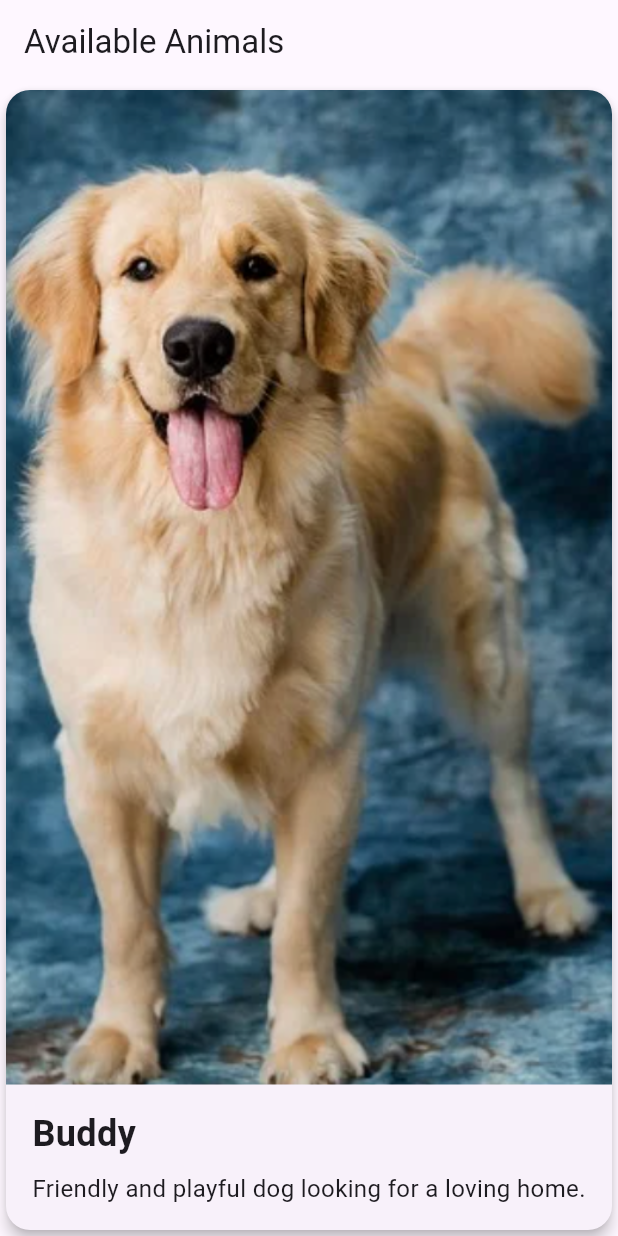
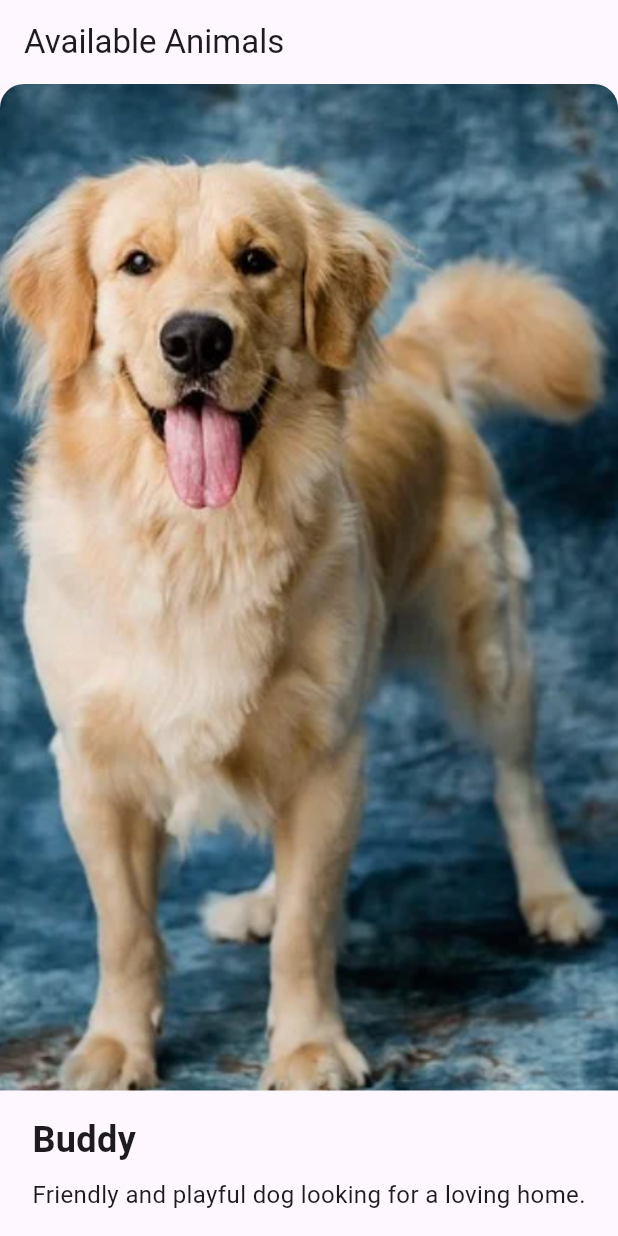
Before and after one commit to Wonwhoo-Andrew-Nah/CSS-545, a Flutter app: the AnimalListScreen screen opened directly, on a phone screen of 412 x 824 dp. Run offline on Flutter 3.47's test engine with Material 3 defaults, Android fonts, the phone set to English and light mode, and no system bars; our stand-ins replace shared_preferences; accounts and stored records are empty.

```diff
--- a/pawframe/lib/main.dart
+++ b/pawframe/lib/main.dart
@@ -164,15 +164,23 @@ class _AnimalListScreenState extends State<AnimalListScreen> {
     },
   ];
 
-  // 현재 페이지의 인덱스를 추적합니다.
-  int _currentAnimalIndex = 0;
+  final PageController _pageController = PageController();
+  bool _isFlipped = false;
+  String? _adoptingAnimal;
 
-  void _adoptAnimal(String animalName) async {
+  Future<void> _adoptAnimal(String animalName) async {
     final prefs = await SharedPreferences.getInstance();
     prefs.setBool(animalName, true);
 
     setState(() {
       _animals.firstWhere((animal) => animal['name'] == animalName)['isAdopted'] = true;
+      _adoptingAnimal = animalName;
+    });
+  }
+
+  void _showAnimalDetails(BuildContext context, Map<String, dynamic> animal) {
+    setState(() {
+      _isFlipped = !_isFlipped; // Flip the page on tap
     });
   }
 
@@ -181,122 +189,56 @@ class _AnimalListScreenState extends State<AnimalListScreen> {
     return Scaffold(
       appBar: AppBar(title: const Text('Available Animals')),
       body: PageView.builder(
+        controller: _pageController,
         itemCount: _animals.length,
         scrollDirection: Axis.vertical,
-        onPageChanged: (index) {
-          setState(() {
-            _currentAnimalIndex = index;
-          });
-        },
         itemBuilder: (context, index) {
           final animal = _animals[index];
-          return AnimalCard(
-            animal: animal,
-            isCurrent: index == _currentAnimalIndex,
-            onAdopt: () {
-              _adoptAnimal(animal['name']);
-              // 애니메이션과 함께 'adopted' 메시지 표시
-              showDialog(
-                context: context,
-                builder: (BuildContext context) {
-                  return Center(
-                    child: Container(
-                      color: Colors.black54,
+          return Stack(
+            children: [
+              AnimatedSwitcher(
+                duration: const Duration(milliseconds: 500),
+                child: _isFlipped
+                    ? _buildAnimalDetails(animal)
+                    : _buildAnimalCard(animal),
+              ),
+              // Display the "Adopted" message only for the front side
+              if (_adoptingAnimal == animal['name'] && !_isFlipped)
+                Positioned.fill(
+                  child: Container(
+                    color: Colors.black54,
+                    child: Center(
                       child: Column(
                         mainAxisSize: MainAxisSize.min,
-                        mainAxisAlignment: MainAxisAlignment.center,
                         children: [
-                          const Icon(Icons.pets, size: 50, color: Colors.white),
+                          const Icon(Icons.pets, color: Colors.white, size: 50),
                           const SizedBox(height: 8),
                           const Text(
-                            'Adopted!',
-                            style: TextStyle(fontSize: 24, color: Colors.white),
+                            'Adopted',
+                            style: TextStyle(color: Colors.white, fontSize: 24),
                           ),
                         ],
                       ),
                     ),
-                  );
-                },
-              );
-            },
+                  ),
+                ),
+            ],
           );
         },
       ),
     );
   }
-}
 
-class AnimalCard extends StatefulWidget {
-  final Map<String, dynamic> animal;
-  final bool isCurrent;
-  final VoidCallback onAdopt;
-
-  const AnimalCard({
-    super.key,
-    required this.animal,
-    required this.isCurrent,
-    required this.onAdopt,
-  });
-
-  @override
-  _AnimalCardState createState() => _AnimalCardState();
-}
-
-class _AnimalCardState extends State<AnimalCard> with SingleTickerProviderStateMixin {
-  late AnimationController _controller;
-  late Animation<double> _animation;
-  bool _isFlipped = false;
-
-  @override
-  void initState() {
-    super.initState();
-    _controller = AnimationController(
-      duration: const Duration(milliseconds: 600),
-      vsync: this,
-    );
-    _animation = Tween<double>(begin: 0.0, end: 1.0).animate(_controller);
-  }
-
-  @override
-  void dispose() {
-    _controller.dispose();
-    super.dispose();
-  }
-
-  void _toggleCard() {
-    setState(() {
-      _isFlipped = !_isFlipped;
-      _isFlipped ? _controller.forward() : _controller.reverse();
-    });
-  }
-
-  @override
-  Widget build(BuildContext context) {
+  Widget _buildAnimalCard(Map<String, dynamic> animal) {
     return GestureDetector(
-      onTap: _toggleCard,
-      child: AnimatedSwitcher(
-        duration: const Duration(milliseconds: 300),
-        child: _isFlipped
-            ? _buildAnimalDetails()
-            : _buildAnimalView(),
-      ),
-    );
-  }
-
-  Widget _buildAnimalView() {
-    return Card(
-      key: ValueKey('front'),
-      elevation: 4,
-      shape: RoundedRectangleBorder(
-        borderRadius: BorderRadius.circular(16),
-      ),
+      onTap: () => _showAnimalDetails(context, animal),
       child: Column(
         children: [
           Expanded(
             child: ClipRRect(
               borderRadius: const BorderRadius.vertical(top: Radius.circular(16)),
               child: Image.asset(
-                widget.animal['imageUrl'],
+                animal['imageUrl'],
                 fit: BoxFit.cover,
                 width: double.infinity,
               ),
@@ -308,12 +250,12 @@ class _AnimalCardState extends State<AnimalCard> with SingleTickerProviderStateM
               crossAxisAlignment: CrossAxisAlignment.start,
               children: [
                 Text(
-                  widget.animal['name'],
+                  animal['name'],
                   style: const TextStyle(fontSize: 24, fontWeight: FontWeight.bold),
                 ),
                 const SizedBox(height: 8),
                 Text(
-                  widget.animal['description'],
+                  animal['description'],
                   style: const TextStyle(fontSize: 16),
                 ),
               ],
@@ -324,26 +266,29 @@ class _AnimalCardState extends State<AnimalCard> with SingleTickerProviderStateM
     );
   }
 
-  Widget _buildAnimalDetails() {
-    return Card(
-      key: ValueKey('back'),
-      elevation: 4,
-      shape: RoundedRectangleBorder(
-        borderRadius: BorderRadius.circular(16),
-      ),
+  Widget _buildAnimalDetails(Map<String, dynamic> animal) {
+    return GestureDetector(
+      onTap: () => _showAnimalDetails(context, animal), // Flip back on tap
       child: Container(
         padding: const EdgeInsets.all(16.0),
+        color: Colors.white,
         child: Column(
           mainAxisAlignment: MainAxisAlignment.center,
           children: [
             Text(
-              widget.animal['description'],
-              style: const TextStyle(fontSize: 20),
-              textAlign: TextAlign.center,
+              animal['name'],
+              style: const TextStyle(fontSize: 32, fontWeight: FontWeight.bold),
             ),
-            const SizedBox(height: 20),
+            const SizedBox(height: 16),
+            Text(
+              animal['description'],
+              style: const TextStyle(fontSize: 18),
+            ),
+            const SizedBox(height: 16),
             ElevatedButton(
-              onPressed: widget.onAdopt,
+              onPressed: () {
+                _adoptAnimal(animal['name']);
+              },
               child: const Text('Adopt'),
             ),
           ],
```
